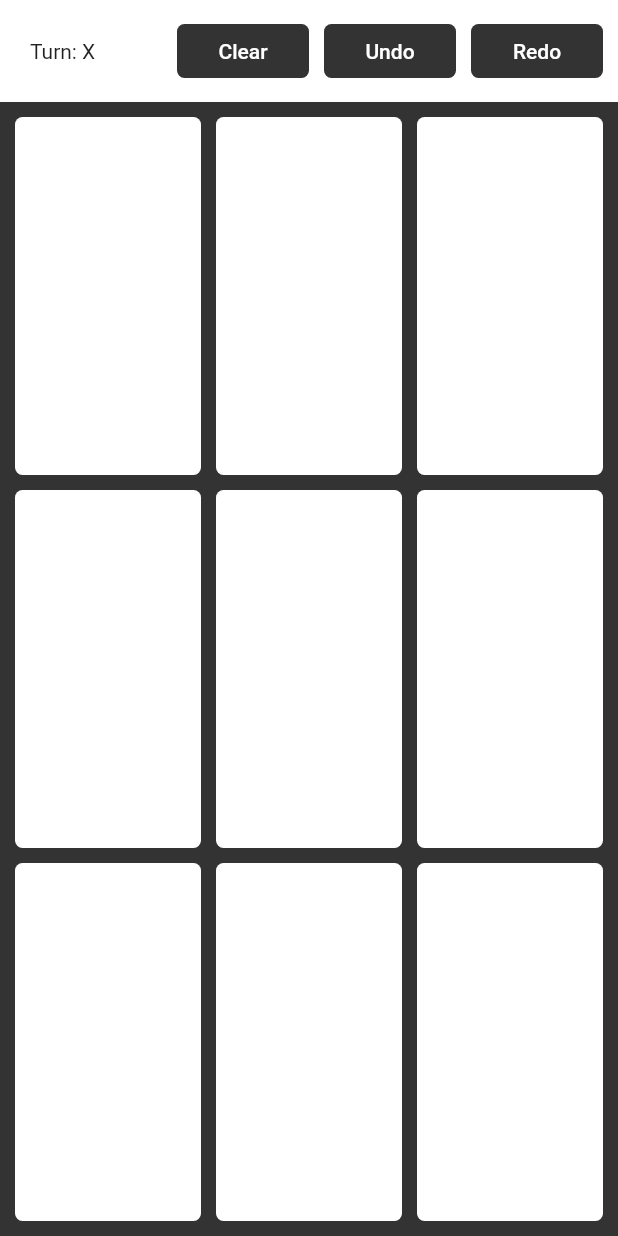
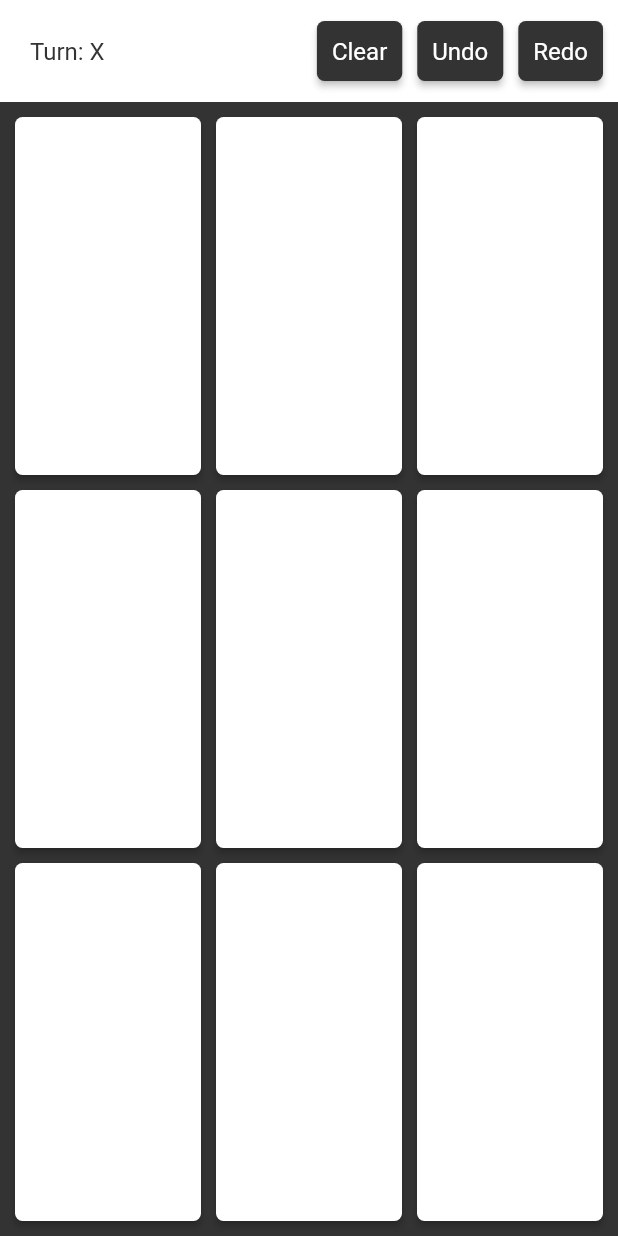
Before and after one commit to PolariTOON/flutter-tic-tac-toe, a Flutter app: the screen it shows after launch, on a phone screen of 412 x 824 dp. Run offline on Flutter 3.47's test engine with Material 2 defaults, Android fonts, the phone set to English and light mode, and no system bars.

Commit message:
feat(tic_tac_toe): Amélioration de l'apparence des boutons et du texte
Les boutons `FlatButton` sont remplacés par des boutons `RawMaterialButton`

Les contraintes de taille des boutons sont levées

La couleur et la taille du texte sont désormais spécifiés

```diff
--- a/lib/main.dart
+++ b/lib/main.dart
@@ -1,6 +1,7 @@
 import 'package:flutter/material.dart'
     show
         BorderRadius,
+        BoxConstraints,
         BuildContext,
         Color,
         Column,
@@ -8,8 +9,8 @@ import 'package:flutter/material.dart'
         CrossAxisAlignment,
         EdgeInsets,
         Expanded,
-        FlatButton,
         MaterialApp,
+        RawMaterialButton,
         RoundedRectangleBorder,
         Row,
         SafeArea,
@@ -18,6 +19,7 @@ import 'package:flutter/material.dart'
         StatefulWidget,
         StatelessWidget,
         Text,
+        TextStyle,
         Widget,
         runApp;
 
@@ -105,7 +107,14 @@ class Status extends StatelessWidget {
             child: Container(
               margin: EdgeInsets.all(10),
               padding: EdgeInsets.all(10),
-              child: Text(text),
+              child: Text(
+                text,
+                style: TextStyle(
+                  color: _dark,
+                  height: 1.25,
+                  fontSize: 16,
+                ),
+              ),
             ),
           ),
           Container(
@@ -114,14 +123,21 @@ class Status extends StatelessWidget {
               children: [
                 Container(
                   margin: EdgeInsets.all(5),
-                  child: FlatButton(
-                    textColor: _light,
-                    color: _dark,
+                  child: RawMaterialButton(
+                    constraints: BoxConstraints(),
+                    padding: EdgeInsets.all(10),
                     shape: RoundedRectangleBorder(
                       borderRadius: BorderRadius.circular(5),
                     ),
-                    padding: EdgeInsets.all(10),
-                    child: Text('Clear'),
+                    fillColor: _dark,
+                    child: Text(
+                      'Clear',
+                      style: TextStyle(
+                        color: _light,
+                        height: 1.25,
+                        fontSize: 16,
+                      ),
+                    ),
                     onPressed: () {
                       this._clear();
                     },
@@ -129,14 +145,21 @@ class Status extends StatelessWidget {
                 ),
                 Container(
                   margin: EdgeInsets.all(5),
-                  child: FlatButton(
-                    textColor: _light,
-                    color: _dark,
+                  child: RawMaterialButton(
+                    constraints: BoxConstraints(),
+                    padding: EdgeInsets.all(10),
                     shape: RoundedRectangleBorder(
                       borderRadius: BorderRadius.circular(5),
                     ),
-                    padding: EdgeInsets.all(10),
-                    child: Text('Undo'),
+                    fillColor: _dark,
+                    child: Text(
+                      'Undo',
+                      style: TextStyle(
+                        color: _light,
+                        height: 1.25,
+                        fontSize: 16,
+                      ),
+                    ),
                     onPressed: () {
                       this._undo();
                     },
@@ -144,14 +167,21 @@ class Status extends StatelessWidget {
                 ),
                 Container(
                   margin: EdgeInsets.all(5),
-                  child: FlatButton(
-                    textColor: _light,
-                    color: _dark,
+                  child: RawMaterialButton(
+                    constraints: BoxConstraints(),
+                    padding: EdgeInsets.all(10),
                     shape: RoundedRectangleBorder(
                       borderRadius: BorderRadius.circular(5),
                     ),
-                    padding: EdgeInsets.all(10),
-                    child: Text('Redo'),
+                    fillColor: _dark,
+                    child: Text(
+                      'Redo',
+                      style: TextStyle(
+                        color: _light,
+                        height: 1.25,
+                        fontSize: 16,
+                      ),
+                    ),
                     onPressed: () {
                       this._redo();
                     },
@@ -181,14 +211,21 @@ class Board extends StatelessWidget {
         Expanded(
           child: Container(
             margin: EdgeInsets.all(5),
-            child: FlatButton(
-              textColor: _dark,
-              color: _light,
+            child: RawMaterialButton(
+              constraints: BoxConstraints(),
+              padding: EdgeInsets.all(10),
               shape: RoundedRectangleBorder(
                 borderRadius: BorderRadius.circular(5),
               ),
-              padding: EdgeInsets.all(10),
-              child: Text(entry.value),
+              fillColor: _light,
+              child: Text(
+                entry.value,
+                style: TextStyle(
+                  color: _dark,
+                  height: 1.25,
+                  fontSize: 16,
+                ),
+              ),
               onPressed: () {
                 this._fill(entry.key);
               },
```
